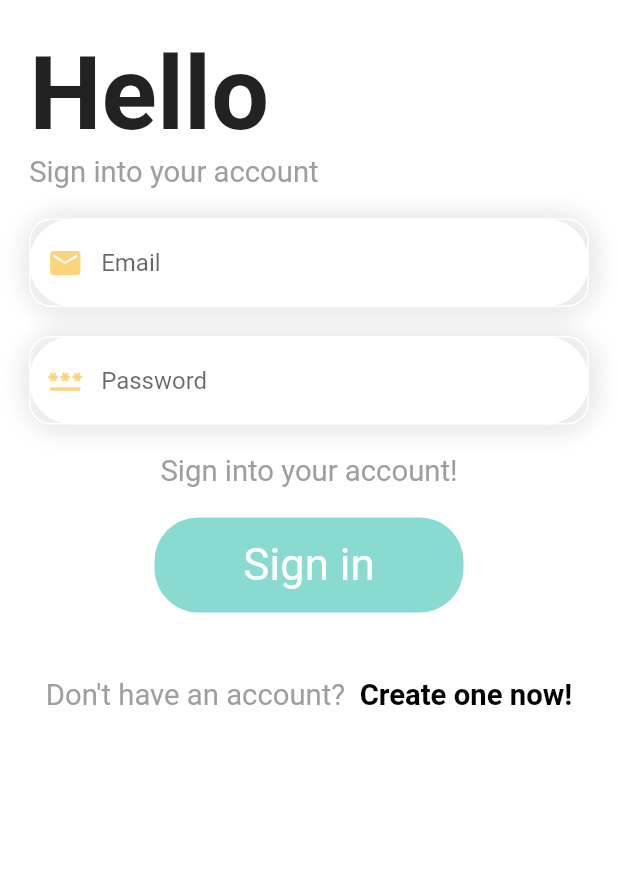
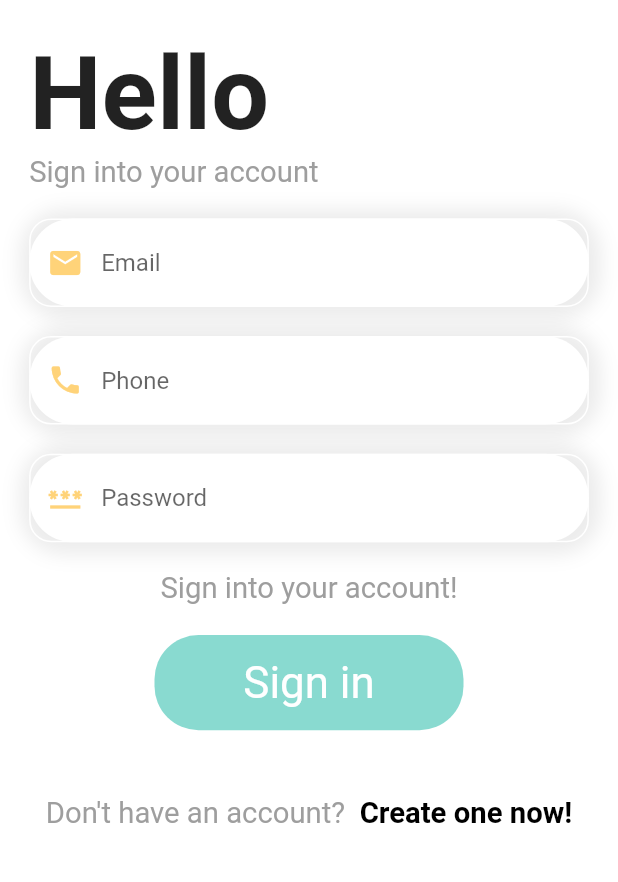
Before and after one commit to iDigiSolWeb/delivery_app, a Flutter app: the SignInPage screen opened by its route, after a tap on "Sign in", on a phone screen of 412 x 824 dp, the part 336-1218 px from its top. Run offline on Flutter 3.47's test engine with Material 2 defaults, Android fonts, the phone set to English and light mode, and no system bars; our stand-ins replace dots_indicator, get, persistent_bottom_nav_bar, shared_preferences; accounts and stored records are empty; network calls fail.

Commit message:
signup and login complete

```diff
--- a/lib/controllers/auth_controller.dart
+++ b/lib/controllers/auth_controller.dart
@@ -29,11 +29,11 @@ class AuthController extends GetxController implements GetxService {
     return responseModel;
   }
 
-  Future<ResponseModel> login(String email, String password) async {
+  Future<ResponseModel> login(String email, String password, String phone) async {
     authRepo.getuserToken();
     _isLoading = false;
     update();
-    Response response = await authRepo.login(email, password);
+    Response response = await authRepo.login(email, password, phone);
     late ResponseModel responseModel;
     if (response.statusCode == 200) {
       authRepo.saveUserToken(response.body['token']);
--- a/lib/data/repositories/auth_repo.dart
+++ b/lib/data/repositories/auth_repo.dart
@@ -14,8 +14,9 @@ class AuthRepo {
     return await apiClient.postData(AppConstants.REGISTRATION_URI, signUpBody.toJson());
   }
 
-  Future<Response> login(String email, String password) async {
-    return await apiClient.postData(AppConstants.LOGIN_URI, {"email": email, "password": password});
+  Future<Response> login(String email, String password, String phone) async {
+    return await apiClient
+        .postData(AppConstants.LOGIN_URI, {"email": email, "password": password, "phone": phone});
   }
 
   Future<bool> saveUserToken(String token) async {
--- a/lib/pages/auth/sign_in_page.dart
+++ b/lib/pages/auth/sign_in_page.dart
@@ -21,10 +21,12 @@ class SignInPage extends StatelessWidget {
   Widget build(BuildContext context) {
     var emailController = TextEditingController();
     var passwordController = TextEditingController();
+    var phoneController = TextEditingController();
 
     void _login(AuthController authController) {
       String password = passwordController.text.trim();
       String email = emailController.text.trim();
+      String phone = phoneController.text.trim();
 
       if (password.isEmpty) {
         showCustomSnackbar('Type in your password!', title: 'Password');
@@ -36,7 +38,7 @@ class SignInPage extends StatelessWidget {
         showCustomSnackbar('Your password needs to be at least 6 characters long!',
             title: 'Password length');
       } else {
-        authController.login(email, password).then((status) {
+        authController.login(email, password, phone).then((status) {
           if (status.isSuccess) {
             Get.toNamed(RouteHelper.getCartPage());
           } else {
@@ -92,6 +94,13 @@ class SignInPage extends StatelessWidget {
                           textEditingController: emailController,
                           hintText: 'Email',
                           iconData: Icons.email),
+                      SizedBox(
+                        height: DimensionsCus.height20,
+                      ),
+                      AppTextField(
+                          textEditingController: phoneController,
+                          hintText: 'Phone',
+                          iconData: Icons.phone),
                       SizedBox(
                         height: DimensionsCus.height20,
                       ),
--- a/lib/utils/app_constants.dart
+++ b/lib/utils/app_constants.dart
@@ -5,7 +5,7 @@ class AppConstants {
   static const String BASE_URL = 'http://fd.idigisol.co.za';
   static const String POPULAR_PRODUCT_URI = '/api/v1/products/popular';
   static const String RECOMMENDED_PRODUCTS_URI = '/api/v1/products/recommended';
-  static const String DRINKS_URI = '/api/v1/products/drinks';
+  //static const String DRINKS_URI = '/api/v1/products/drinks';
   static const String TOKEN = '';
   static const String REGISTRATION_URI = '/api/v1/auth/register';
   static const String LOGIN_URI = '/api/v1/auth/login';
```
Also changed, not shown: lib/models/user_model.dart (added).
